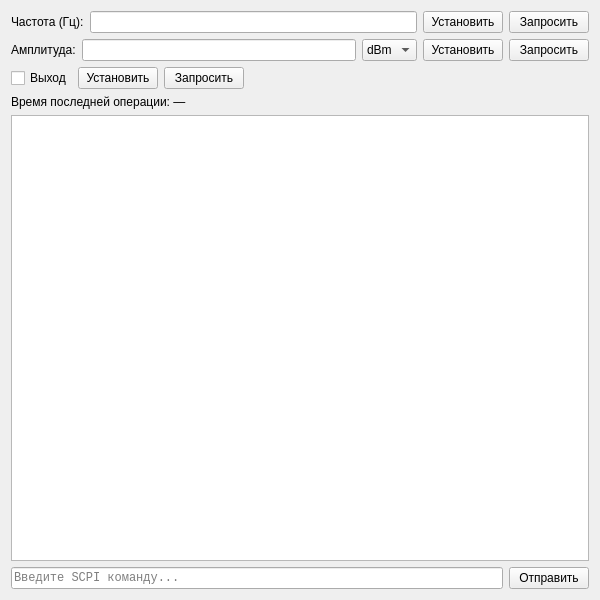
Before: the Qt Designer form PPB_GUI_Sandbox/grattencontrolwidget.ui in Anatolichka2202/PPB_Project, drawn with Qt 5.
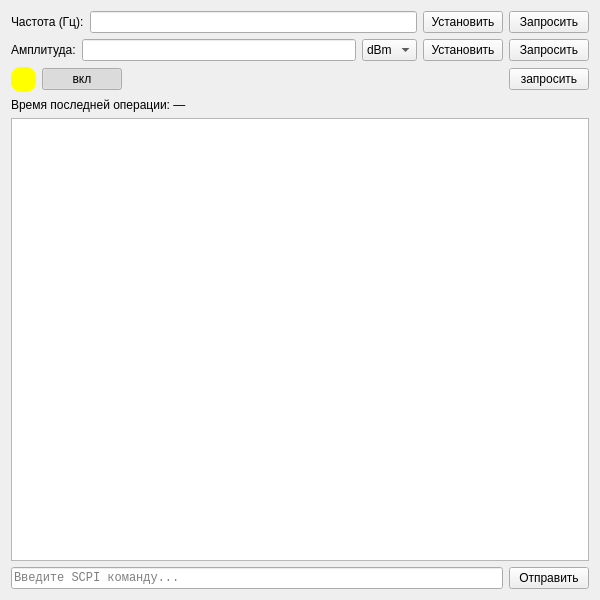
After: the same form once the commit is applied.

```diff
--- a/PPB_GUI_Sandbox/grattencontrolwidget.ui
+++ b/PPB_GUI_Sandbox/grattencontrolwidget.ui
@@ -88,23 +88,30 @@
    <item>
     <layout class="QHBoxLayout" name="layoutOutput">
      <item>
-      <widget class="QCheckBox" name="chkOutput">
-       <property name="text">
-        <string>Выход</string>
+      <widget class="QLabel" name="out_label">
+       <property name="styleSheet">
+        <string notr="true">QLabel{  
+background-color: #ffff00;
+border-radius: 10px;
+  min-height: 25px;
+  min-width: 25px;
+}</string>
        </property>
-      </widget>
-     </item>
-     <item>
-      <widget class="QPushButton" name="btnSetOutput">
        <property name="text">
-        <string>Установить</string>
+        <string/>
        </property>
       </widget>
      </item>
      <item>
-      <widget class="QPushButton" name="btnQueryOutput">
+      <widget class="QPushButton" name="botton_onof">
        <property name="text">
-        <string>Запросить</string>
+        <string>вкл</string>
+       </property>
+       <property name="checkable">
+        <bool>true</bool>
+       </property>
+       <property name="checked">
+        <bool>true</bool>
        </property>
       </widget>
      </item>
@@ -121,6 +128,13 @@
        </property>
       </spacer>
      </item>
+     <item>
+      <widget class="QPushButton" name="btnQueryOutput">
+       <property name="text">
+        <string>запросить</string>
+       </property>
+      </widget>
+     </item>
     </layout>
    </item>
    <item>
```
